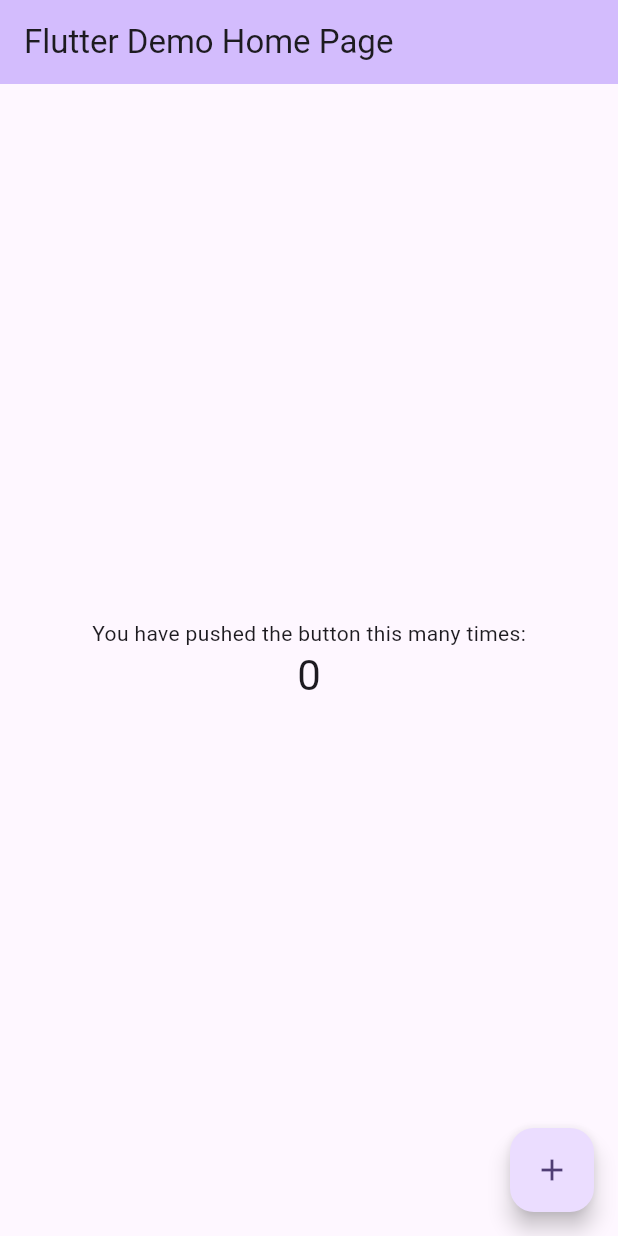
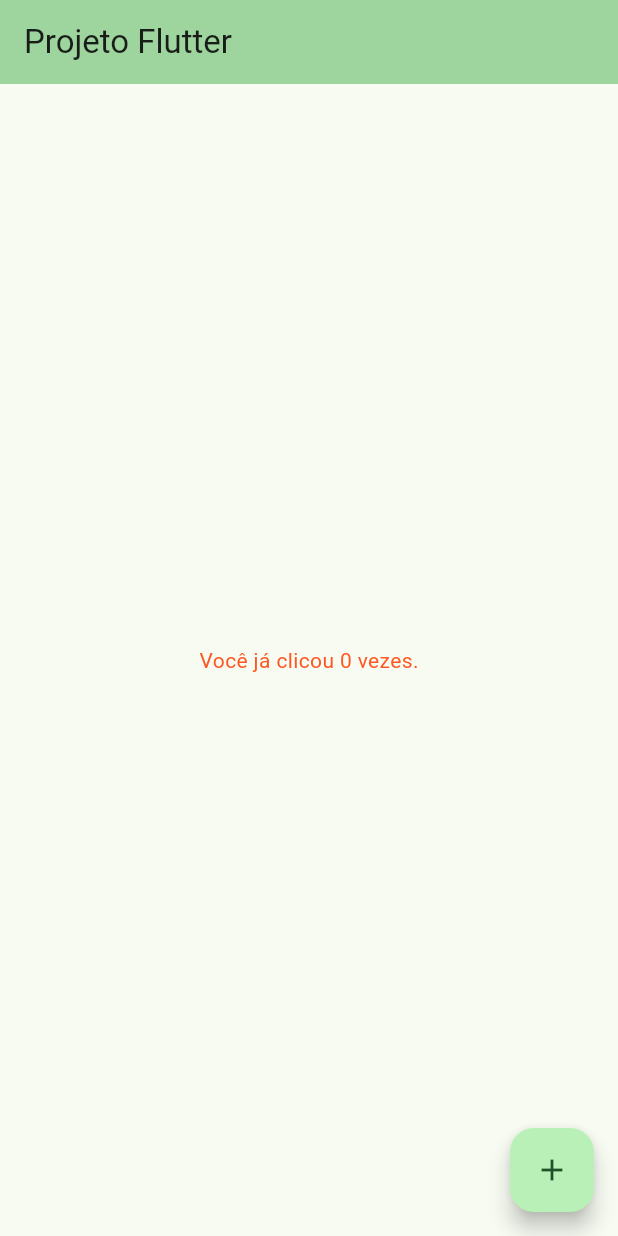
Before and after one commit to guilhermevanzinhoffmann/projetoflutter, a Flutter app: the screen it shows after launch, on a phone screen of 412 x 824 dp. Run offline on Flutter 3.47's test engine with Material 2 defaults, Android fonts, the phone set to English and light mode, and no system bars.

Commit message:
feat: Alterações de cores e texto principal

```diff
--- a/analysis_options.yaml
+++ b/analysis_options.yaml
@@ -21,8 +21,8 @@ linter:
   # `// ignore_for_file: name_of_lint` syntax on the line or in the file
   # producing the lint.
   rules:
+    - prefer_interpolation_to_compose_strings
     # avoid_print: false  # Uncomment to disable the `avoid_print` rule
     # prefer_single_quotes: true  # Uncomment to enable the `prefer_single_quotes` rule
-
 # Additional information about this file can be found at
 # https://dart.dev/guides/language/analysis-options
--- a/lib/main.dart
+++ b/lib/main.dart
@@ -11,7 +11,7 @@ class MyApp extends StatelessWidget {
   @override
   Widget build(BuildContext context) {
     return MaterialApp(
-      title: 'Flutter Demo',
+      title: 'Projeto Flutter',
       theme: ThemeData(
         // This is the theme of your application.
         //
@@ -28,10 +28,10 @@ class MyApp extends StatelessWidget {
         //
         // This works for code too, not just values: Most code changes can be
         // tested with just a hot reload.
-        colorScheme: ColorScheme.fromSeed(seedColor: Colors.deepPurple),
+        colorScheme: ColorScheme.fromSeed(seedColor: Colors.green.shade300),
         useMaterial3: true,
       ),
-      home: const MyHomePage(title: 'Flutter Demo Home Page'),
+      home: const MyHomePage(title: 'Projeto Flutter'),
     );
   }
 }
@@ -105,13 +105,14 @@ class _MyHomePageState extends State<MyHomePage> {
           // wireframe for each widget.
           mainAxisAlignment: MainAxisAlignment.center,
           children: <Widget>[
-            const Text(
-              'You have pushed the button this many times:',
+            Text(
+              'Você já clicou $_counter vez${_counter == 1 ? '' : 'es'}.',
+              style: TextStyle(color: Colors.deepOrange),
             ),
-            Text(
-              '$_counter',
-              style: Theme.of(context).textTheme.headlineMedium,
-            ),
+            // Text(
+            //   '$_counter',
+            //   style: Theme.of(context).textTheme.headlineMedium,
+            // ),
           ],
         ),
       ),
```
